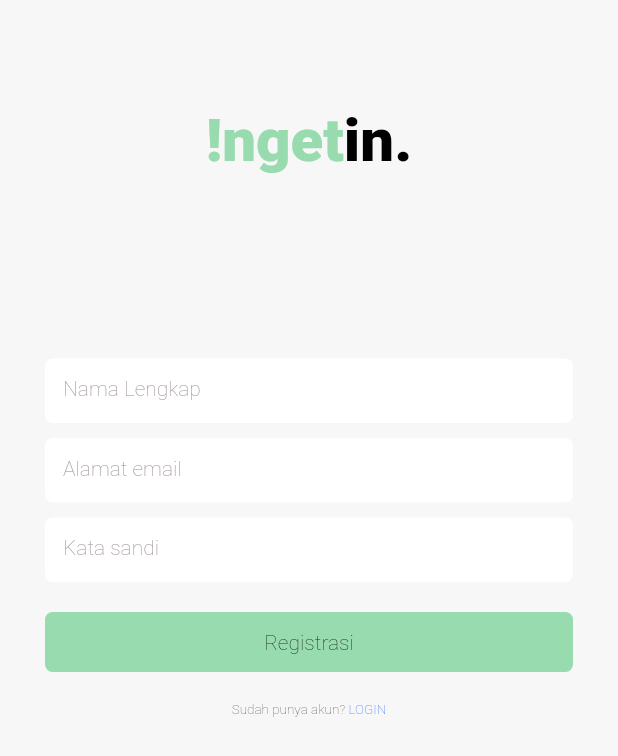
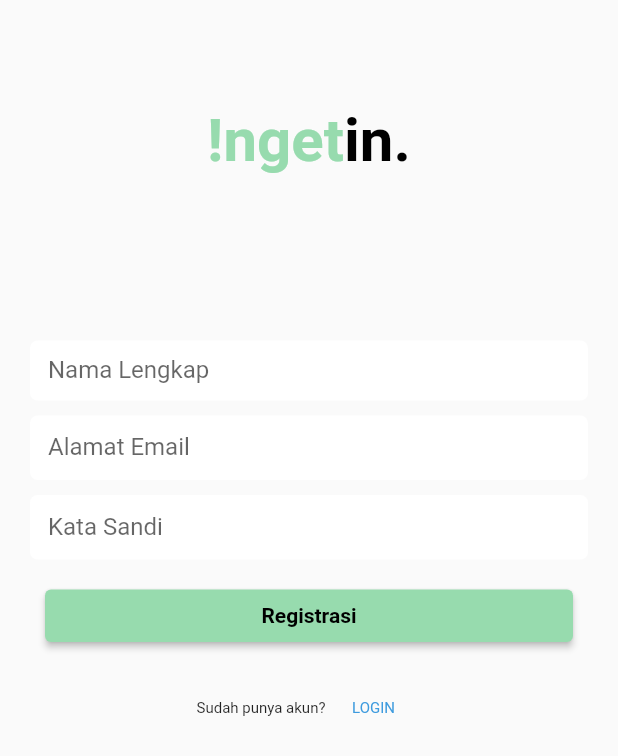
Before and after one commit to maoenti/ingetin-app, a Flutter app: the RegisterPage screen opened directly, on a phone screen of 412 x 824 dp. Shown: the top 756 px of the screen. Run offline on Flutter 3.47's test engine with Material 2 defaults, Android fonts, the phone set to English and light mode, and no system bars.

Commit message:
fix register

```diff
--- a/lib/register.dart
+++ b/lib/register.dart
@@ -1,4 +1,5 @@
 import 'package:flutter/material.dart';
+import 'package:ingetin/login.dart';
 import 'package:ingetin/theme2.dart';
 import 'package:ingetin/widgets/primary_button.dart';
 
@@ -21,17 +22,15 @@
   @override
   Widget build(BuildContext context) {
     return Scaffold(
-      backgroundColor: Color(0xffF8F7F7),
       body: Center(
           child: Padding(
-            padding: EdgeInsets.all(30.0),
-            child: Column(
-              crossAxisAlignment: CrossAxisAlignment.center,
-              children: [
+            padding: const EdgeInsets.fromLTRB(20, 10, 20, 10),
+            child: ListView(
+              children: <Widget>[
                 Container(
                   alignment: Alignment.center,
                   padding: const EdgeInsets.all(10),
-                  margin: const EdgeInsets.only(top: 30),
+                  margin: const EdgeInsets.only(top: 50),
                   child: Row(
                     mainAxisAlignment: MainAxisAlignment.center,
                     children: [
@@ -40,38 +39,35 @@
                         style: TextStyle(
                           // fontFamily: FontPoppins,
                             fontSize: 40,
-                            fontWeight: FontWeight.w900,
+                            fontWeight: FontWeight.w700,
                             color: Color(0xFF97DBAE)),
                       ),
                       Text(
                         'in.',
                         style: TextStyle(
                             fontSize: 40,
-                            fontWeight: FontWeight.w900,
+                            fontWeight: FontWeight.w700,
                             color: Color(0xFF000000)),
                       ),
                     ],
                   ),
                 ),
                 SizedBox(
-                  height: 112,
+                  height: 100,
                 ),
                 Form(
                     child: Column(
                       children: [
                         Container(
-                          height: 43,
+                          height: 40,
                           decoration: BoxDecoration(
                               color: Color(0xffFFFFFF),
                               borderRadius: BorderRadius.circular(5)),
                           child: TextFormField(
                             decoration: InputDecoration(
-                                hintText: 'Nama Lengkap',
-                                hintStyle: heading6.copyWith(
-                                  color: Color(0xffA79B9B),
-                                ),
-                                border:
-                                OutlineInputBorder(borderSide: BorderSide.none)),
+                              border: OutlineInputBorder(borderSide: BorderSide.none),
+                              labelText: 'Nama Lengkap',
+                            ),
                           ),
                         ),
                         SizedBox(
@@ -84,12 +80,9 @@
                               borderRadius: BorderRadius.circular(5)),
                           child: TextFormField(
                             decoration: InputDecoration(
-                                hintText: 'Alamat email',
-                                hintStyle: heading6.copyWith(
-                                  color: Color(0xffA79B9B),
-                                ),
-                                border:
-                                OutlineInputBorder(borderSide: BorderSide.none)),
+                              border: OutlineInputBorder(borderSide: BorderSide.none),
+                              labelText: 'Alamat Email',
+                            ),
                           ),
                         ),
                         SizedBox(
@@ -103,12 +96,9 @@
                           child: TextFormField(
                             obscureText: !passwordVisible,
                             decoration: InputDecoration(
-                                hintText: 'Kata sandi',
-                                hintStyle: heading6.copyWith(
-                                  color: Color(0xffA79B9B),
-                                ),
-                                border:
-                                OutlineInputBorder(borderSide: BorderSide.none)),
+                              border: OutlineInputBorder(borderSide: BorderSide.none),
+                              labelText: 'Kata Sandi',
+                            ),
                           ),
                         ),
                       ],
@@ -116,32 +106,49 @@
                 SizedBox(
                   height: 20,
                 ),
-                CustomPrimaryButton(
-                  buttonColor: Color(0xff97DBAE),
-                  textValue: 'Registrasi',
-                  textColor: Color(0xff000000),
-                ),
+                Container(
+                    height: 35,
+                    padding: const EdgeInsets.fromLTRB(10, 0, 10, 0),
+                    child: ElevatedButton(
+                      child: Text(
+                        'Registrasi',
+                        style: TextStyle(
+                            fontSize: 14,
+                            fontWeight: FontWeight.w600,
+                            color: const Color(0xFF000000)),
+                      ),
+                      onPressed: () {
+                        Navigator.push(context,
+                            MaterialPageRoute(builder: (context) => Login()));
+                      },
+                      style: ElevatedButton.styleFrom(
+                          backgroundColor: Color(0xFF97DBAE)),
+                    )),
                 SizedBox(
                   height: 20,
                 ),
                 Row(
                   mainAxisAlignment: MainAxisAlignment.center,
-                  children: [
-                    Text(
-                      'Sudah punya akun? ',
-                      style: regular9pt.copyWith(color: Color(0xff302C2C)),
+                  children: <Widget>[
+                    const Text(
+                      'Sudah punya akun?',
+                      style: TextStyle(fontSize: 10),
                     ),
-                    GestureDetector(
-                      onTap: () {
-                        Navigator.pop(context);
+                    TextButton(
+                      child: const Text(
+                        'LOGIN',
+                        style: TextStyle(
+                            fontSize: 10,
+                            color: Color(0xFF3E9BDE),
+                            fontWeight: FontWeight.w400),
+                      ),
+                      onPressed: () {
+                        Navigator.push(context,
+                            MaterialPageRoute(builder: (context) => Login()));
                       },
-                      child: Text(
-                        'LOGIN',
-                        style: regular9pt.copyWith(color: primaryBlue),
-                      ),
                     )
                   ],
-                )
+                ),
               ],
             ),
           )),
```
